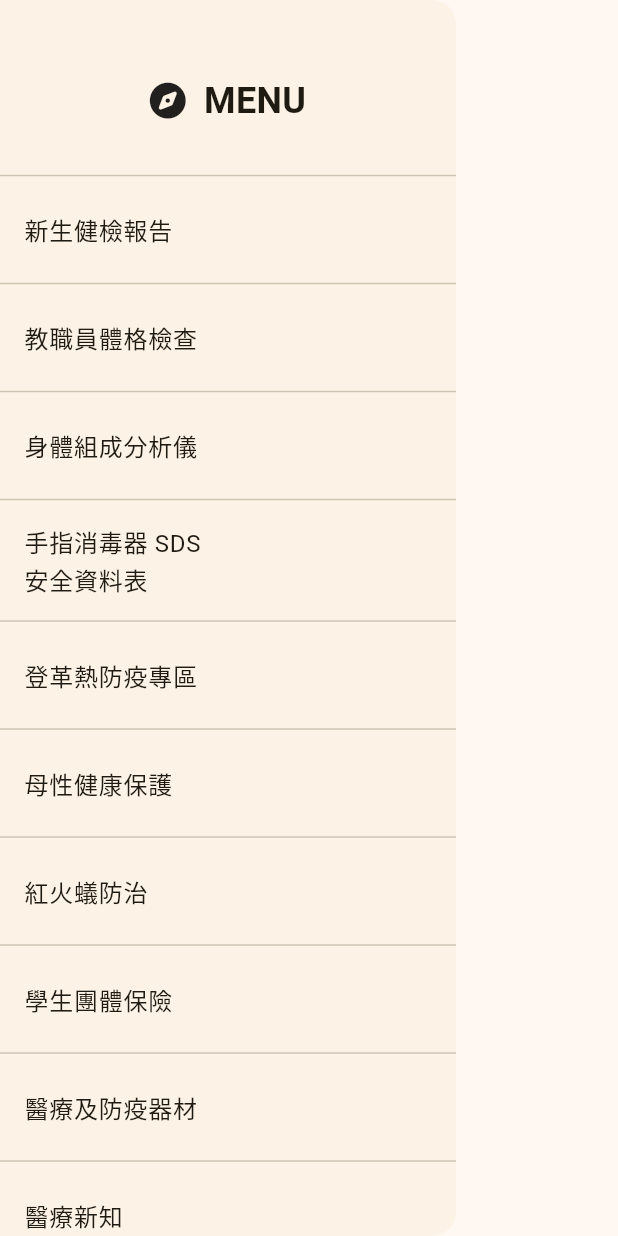
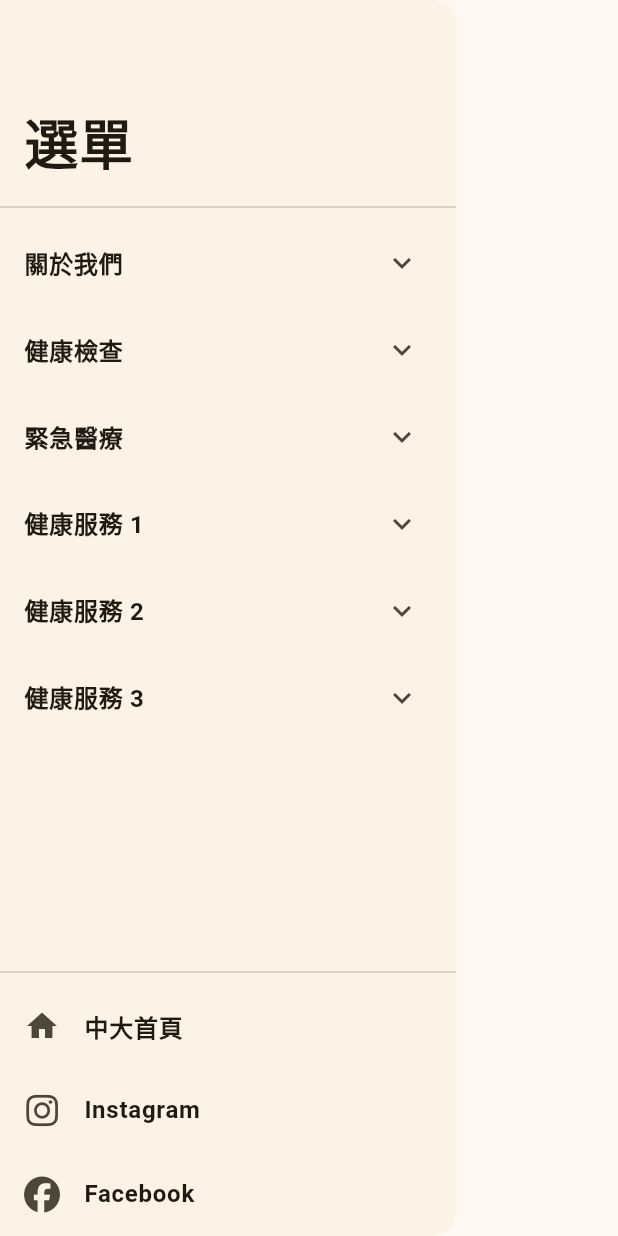
Before and after one commit to an920107/health-care-website, a Flutter app: the BaseDrawer widget shown alone on an empty page, opened directly, on a phone screen of 412 x 824 dp. Run offline on Flutter 3.47's test engine with Material 3 defaults, Android fonts, the phone set to English and light mode, and no system bars; our stand-ins replace carousel_slider, file_picker, flutter_dotenv, font_awesome_flutter, go_router, url_strategy; missing offline and left inert: dart:html, flutter_quill, flutter_quill_extensions.

Commit message:
ADD: update home page menu typesetting.
- make it as grouped menu.
- add off-site links to drawer in mobile view.

```diff
--- a/frontend/lib/view/page/public/home_page.dart
+++ b/frontend/lib/view/page/public/home_page.dart
@@ -1,5 +1,6 @@
 import 'package:carousel_slider/carousel_slider.dart';
 import 'package:flutter/material.dart';
+import 'package:flutter/widgets.dart';
 import 'package:font_awesome_flutter/font_awesome_flutter.dart';
 import 'package:go_router/go_router.dart';
 import 'package:health_care_website/model/post/post.dart';
@@ -23,25 +24,14 @@ class HomePage extends StatefulWidget {
 }
 
 class _HomePageState extends State<HomePage> {
-  final _routes = [
-    "新生健檢報告",
-    "教職員體格檢查",
-    "身體組成分析儀",
-    "手指消毒器 SDS\n安全資料表",
-    "登革熱防疫專區",
-    "母性健康保護",
-    "紅火蟻防治",
-    "學生團體保險",
-    "醫療及防疫器材",
-    "醫療新知",
-    "特約醫院",
-    "我的健康餐盤",
-    "餐飲衛生",
-    "相關網站",
-    "關於我們",
-    "聯絡我們",
-    "檔案下載",
-  ];
+  final Map<String, List<String>> _menu = {
+    "關於我們": ["工作團隊", "服務時間", "交通地圖"],
+    "健康檢查": ["新生健康檢查", "新進人員體格檢查", "定期健康檢查"],
+    "緊急醫療": ["緊急通報專線", "校園傷病處理", "校園AED"],
+    "健康服務 1": ["學生團體保險", "醫療器材借用", "健康管理設施"],
+    "健康服務 2": ["職業醫師臨校服務", "職場健康服務計畫"],
+    "健康服務 3": ["大一 CPR", "校園菸害防制教育", "校園愛滋防治教育", "校園傳染病防治"],
+  };
 
   PostColumn? _selectedPostColumn;
 
@@ -73,51 +63,90 @@ class _HomePageState extends State<HomePage> {
               // 側邊索引欄
               if (platform != Platform.mobile)
                 Expanded(
-                  flex: 5,
+                  flex: platform == Platform.computer ? 5 : 6,
                   child: Column(
                     mainAxisSize: MainAxisSize.min,
                     children: [
-                      const Card(
+                      for (var group in _menu.entries)
+                        Padding(
+                          padding: const EdgeInsets.only(bottom: 10),
+                          child: Card(
                             child: Padding(
-                          padding: EdgeInsets.symmetric(vertical: 10),
-                          child: IconText(
-                            icon: Icon(FontAwesomeIcons.solidCompass),
+                              padding: const EdgeInsets.symmetric(vertical: 5),
+                              child: Column(
+                                children: [
+                                  Padding(
+                                    padding:
+                                        const EdgeInsets.symmetric(vertical: 5),
                                     child: Text(
-                              "MENU",
-                              style: TextStyle(
-                                fontSize: 24,
+                                      group.key,
+                                      style: const TextStyle(
+                                        fontSize: 16,
                                         fontWeight: FontWeight.bold,
                                       ),
                                     ),
                                   ),
+                                  platform == Platform.computer
+                                      ? const Divider(
+                                          indent: 50,
+                                          endIndent: 50,
+                                        )
+                                      : const Divider(
+                                          indent: 30,
+                                          endIndent: 30,
+                                        ),
+                                  for (var link in group.value)
+                                    Padding(
+                                      padding: const EdgeInsets.symmetric(
+                                          vertical: 5),
+                                      child: TextButton(
+                                        onPressed: () {},
+                                        child: Text(
+                                          link,
+                                          softWrap: false,
+                                          overflow: TextOverflow.fade,
+                                          textAlign: TextAlign.center,
                                         ),
                                       ),
-                      const SizedBox(height: 5),
-                      Card(
-                        child: Padding(
-                          padding: const EdgeInsets.symmetric(vertical: 10),
-                          child: Column(
-                            mainAxisSize: MainAxisSize.min,
-                            children: [
-                              for (var str in _routes)
-                                Column(
-                                  children: [
-                                    TextButton(
-                                      onPressed: () {},
-                                      child: Text(str,
-                                          textAlign: TextAlign.center),
-                                    ),
-                                    if (str != _routes.last)
-                                      const Divider(
-                                        indent: 20,
-                                        endIndent: 20,
-                                      ),
-                                  ],
                                     ),
                                 ],
                               ),
                             ),
                           ),
+                        ),
+                      // for (var group in _menu.entries)
+                      //   Padding(
+                      //     padding: const EdgeInsets.only(bottom: 5),
+                      //     child: Card(
+                      //       child: Theme(
+                      //         data: Theme.of(context)
+                      //             .copyWith(dividerColor: Colors.transparent),
+                      //         child: ExpansionTile(
+                      //           initiallyExpanded: true,
+                      //           leading: const SizedBox.shrink(),
+                      //           trailing: const SizedBox.shrink(),
+                      //           title: Text(
+                      //             group.key,
+                      //             softWrap: false,
+                      //             textAlign: TextAlign.center,
+                      //             style: const TextStyle(
+                      //               fontWeight: FontWeight.bold,
+                      //             ),
+                      //           ),
+                      //           children: [
+                      //             for (var link in group.value)
+                      //               TextButton(
+                      //                 onPressed: () {},
+                      //                 child: Text(
+                      //                   link,
+                      //                   textAlign: TextAlign.center,
+                      //                 ),
+                      //               ),
+                      //           ],
+                      //         ),
+                      //       ),
+                      //     ),
+                      //   ),
                     ],
                   ),
                 ),
--- a/frontend/lib/view/widget/base/base_drawer.dart
+++ b/frontend/lib/view/widget/base/base_drawer.dart
@@ -1,6 +1,5 @@
 import 'package:flutter/material.dart';
 import 'package:font_awesome_flutter/font_awesome_flutter.dart';
-import 'package:health_care_website/view/widget/icon_text.dart';
 
 class BaseDrawer extends StatefulWidget {
   const BaseDrawer({super.key});
@@ -10,59 +9,101 @@ class BaseDrawer extends StatefulWidget {
 }
 
 class _BaseDrawerState extends State<BaseDrawer> {
-  final _routes = [
-    "新生健檢報告",
-    "教職員體格檢查",
-    "身體組成分析儀",
-    "手指消毒器 SDS\n安全資料表",
-    "登革熱防疫專區",
-    "母性健康保護",
-    "紅火蟻防治",
-    "學生團體保險",
-    "醫療及防疫器材",
-    "醫療新知",
-    "特約醫院",
-    "我的健康餐盤",
-    "餐飲衛生",
-    "相關網站",
-    "關於我們",
-    "聯絡我們",
-    "檔案下載",
-    ""
-  ];
+  final Map<String, List<String>> _menu = {
+    "關於我們": ["工作團隊", "服務時間", "交通地圖"],
+    "健康檢查": ["新生健康檢查", "新進人員體格檢查", "定期健康檢查"],
+    "緊急醫療": ["緊急通報專線", "校園傷病處理", "校園AED"],
+    "健康服務 1": ["學生團體保險", "醫療器材借用", "健康管理設施"],
+    "健康服務 2": ["職業醫師臨校服務", "職場健康服務計畫"],
+    "健康服務 3": ["大一 CPR", "校園菸害防制教育", "校園愛滋防治教育", "校園傳染病防治"],
+  };
 
   @override
   Widget build(BuildContext context) {
     return Drawer(
       child: SafeArea(
-          child: ListView.separated(
-        itemBuilder: (context, index) {
-          if (index == 0) {
-            return const Padding(
-              padding: EdgeInsets.only(
-                top: 50,
-                bottom: 25,
-              ),
-              child: IconText(
-                icon: Icon(FontAwesomeIcons.solidCompass),
-                child: Text(
-                  "MENU",
+        child: Column(
+          mainAxisSize: MainAxisSize.min,
+          mainAxisAlignment: MainAxisAlignment.spaceBetween,
+          children: [
+            const Padding(
+              padding: EdgeInsets.only(top: 60),
+              child: ListTile(
+                title: Text(
+                  "選單",
                   style: TextStyle(
-                    fontSize: 24,
+                    fontSize: 36,
                     fontWeight: FontWeight.bold,
                   ),
                 ),
               ),
-            );
-          } else {
-            return ListTile(
-              title: Text(_routes[index - 1]),
-            );
-          }
-        },
-        separatorBuilder: (_, __) => const Divider(),
-        itemCount: _routes.length + 1,
-      )),
+            ),
+            const Divider(),
+            Expanded(
+              child: ListView(
+                shrinkWrap: true,
+                children: [
+                  for (var group in _menu.entries)
+                    Theme(
+                      data: Theme.of(context)
+                          .copyWith(dividerColor: Colors.transparent),
+                      child: ExpansionTile(
+                        title: Text(
+                          group.key,
+                          style: const TextStyle(
+                            fontWeight: FontWeight.bold,
+                          ),
+                        ),
+                        children: [
+                          for (var link in group.value)
+                            ListTile(
+                              onTap: () {},
+                              title: Text(link),
+                            ),
+                        ],
+                      ),
+                    ),
+                ],
+              ),
+            ),
+            const Divider(),
+            Column(
+              children: [
+                ListTile(
+                  onTap: () {},
+                  leading: const Icon(Icons.home),
+                  title: const Text(
+                    "中大首頁",
+                    style: TextStyle(
+                      fontWeight: FontWeight.bold,
+                    ),
+                  ),
+                ),
+                ListTile(
+                  onTap: () {},
+                  leading: const Icon(FontAwesomeIcons.instagram),
+                  title: const Text(
+                    "Instagram",
+                    style: TextStyle(
+                      fontWeight: FontWeight.bold,
+                    ),
+                  ),
+                ),
+                ListTile(
+                  onTap: () {},
+                  leading: const Icon(FontAwesomeIcons.facebook),
+                  title: const Text(
+                    "Facebook",
+                    style: TextStyle(
+                      fontWeight: FontWeight.bold,
+                    ),
+                  ),
+                ),
+              ],
+            ),
+          ],
+        ),
+      ),
     );
   }
 }
```
Lines whose indentation alone changed are shown as unchanged.
